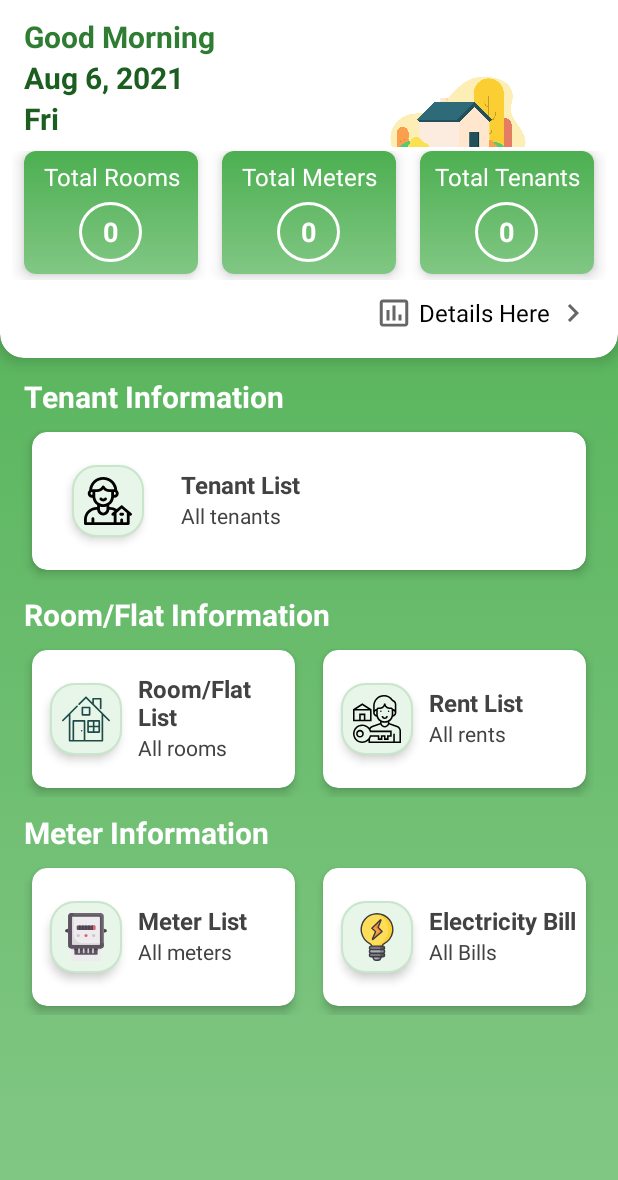
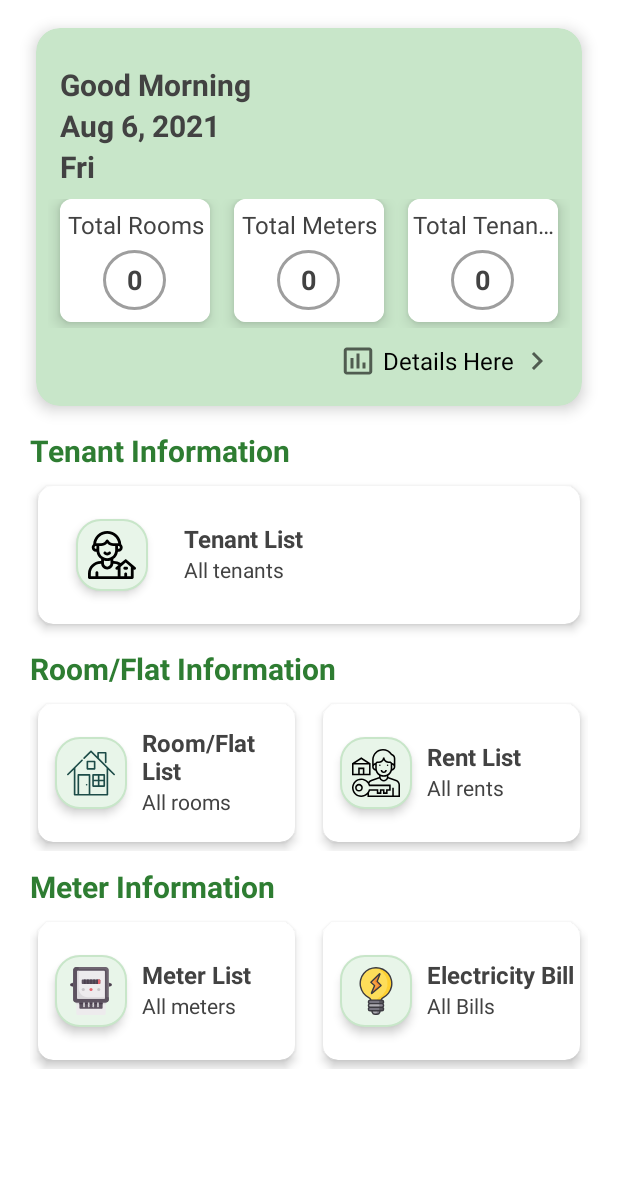
Before and after one commit to shakiz/Barivara, an Android app: the MainActivity screen opened directly, with no data from a screen before it, on a phone screen of 412 x 824 dp, the part 56-1236 px from its top. Run offline under Robolectric (Android 15) with nearby library versions, the phone set to English and light mode, and no system bars; our stand-ins replace Firebase (no records; nobody signed in at launch, a user with empty details on screens opened directly), data binding; libraries missing offline, so code that uses them is left out: com.yarolegovich.slidingrootnav; 3 statements that could not run were skipped.

Commit message:
home page updated, notification list added

```diff
--- a/app/build.gradle
+++ b/app/build.gradle
@@ -12,8 +12,8 @@ android {
         applicationId "com.shakil.barivara"
         minSdkVersion 16
         targetSdkVersion 30
-        versionCode 27
-        versionName "1.0.27"
+        versionCode 28
+        versionName "1.0.28"
 
         testInstrumentationRunner "androidx.test.runner.AndroidJUnitRunner"
         multiDexEnabled true
--- a/app/src/main/AndroidManifest.xml
+++ b/app/src/main/AndroidManifest.xml
@@ -33,6 +33,11 @@
             android:windowSoftInputMode="adjustNothing" />
         <activity
             android:name=".activities.auth.ForgotPasswordActivity"
+            android:screenOrientation="portrait"
+            android:theme="@style/AppThemeNoActionBar"
+            android:windowSoftInputMode="adjustNothing"/>
+        <activity
+            android:name=".activities.notification.NotificationActivity"
             android:screenOrientation="portrait"
             android:theme="@style/AppThemeNoActionBar"
             android:windowSoftInputMode="adjustNothing"/>
--- a/app/src/main/java/com/shakil/barivara/activities/onboard/MainActivity.java
+++ b/app/src/main/java/com/shakil/barivara/activities/onboard/MainActivity.java
@@ -9,8 +9,6 @@ import android.view.Menu;
 import android.view.MenuInflater;
 import android.view.MenuItem;
 import android.view.View;
-import android.widget.LinearLayout;
-import android.widget.Toast;
 
 import androidx.annotation.NonNull;
 import androidx.appcompat.app.AppCompatActivity;
@@ -28,6 +26,7 @@ import com.shakil.barivara.activities.auth.LoginActivity;
 import com.shakil.barivara.activities.dashboard.DashboardActivity;
 import com.shakil.barivara.activities.meter.ElectricityBillListActivity;
 import com.shakil.barivara.activities.meter.MeterListActivity;
+import com.shakil.barivara.activities.notification.NotificationActivity;
 import com.shakil.barivara.activities.room.RentListActivity;
 import com.shakil.barivara.activities.room.RoomListActivity;
 import com.shakil.barivara.activities.settings.SettingsActivity;
@@ -38,6 +37,7 @@ import com.shakil.barivara.databinding.ActivityMainBinding;
 import com.shakil.barivara.firebasedb.FirebaseCrudHelper;
 import com.shakil.barivara.model.drawer.DrawerItem;
 import com.shakil.barivara.model.meter.Meter;
+import com.shakil.barivara.model.notification.Notification;
 import com.shakil.barivara.model.room.Room;
 import com.shakil.barivara.model.tenant.Tenant;
 import com.shakil.barivara.utils.Constants;
@@ -49,6 +49,7 @@ import com.yarolegovich.slidingrootnav.SlidingRootNav;
 import com.yarolegovich.slidingrootnav.SlidingRootNavBuilder;
 
 import java.util.ArrayList;
+import java.util.UUID;
 
 import static com.shakil.barivara.utils.Constants.REQUEST_CALL_CODE;
 import static com.shakil.barivara.utils.Constants.mAppViewCount;
@@ -74,6 +75,9 @@ public class MainActivity extends AppCompatActivity{
                     public void onComplete(@NonNull Task<Void> task) {
                         if (task.isSuccessful()){
                             Log.i(Constants.TAG,"Successfully received notification");
+                            Notification notification = new Notification(UUID.randomUUID().toString(),
+                                    "","","",0);
+                            firebaseCrudHelper.add(notification, "notification");
                         }
                         else{
                             Log.i(Constants.TAG,"Notification received failed");
@@ -214,7 +218,7 @@ public class MainActivity extends AppCompatActivity{
     private void setDataAdapter() {
         ArrayList<DrawerItem> items = new ArrayList<DrawerItem>();
         items.add(new DrawerItem(R.drawable.ic_baseline_settings, getString(R.string.settings)));
-        items.add(new DrawerItem(R.drawable.ic_notifications, getString(R.string.notifications)));
+        //items.add(new DrawerItem(R.drawable.ic_notifications, getString(R.string.notifications)));
         items.add(new DrawerItem(R.drawable.ic_baseline_info_24, getString(R.string.tutorial)));
         items.add(new DrawerItem(R.drawable.ic_baseline_star_24, getString(R.string.rate_us)));
 
@@ -235,7 +239,7 @@ public class MainActivity extends AppCompatActivity{
                     startActivity(new Intent(MainActivity.this, TutorialActivity.class));
                 }
                 else if (drawerItem.getIcon() == R.drawable.ic_notifications){
-                    Toast.makeText(MainActivity.this, getString(R.string.coming_soon), Toast.LENGTH_SHORT).show();
+                    startActivity(new Intent(MainActivity.this, NotificationActivity.class));
                 }
                 slidingRootNav.closeMenu();
             }
--- /dev/null
+++ b/app/src/main/java/com/shakil/barivara/model/notification/Notification.java
@@ -0,0 +1,57 @@
+package com.shakil.barivara.model.notification;
+
+public class Notification {
+    private String NotificationId;
+    private String Title;
+    private String Message;
+    private String DateTime;
+    private int SeenStatus;
+
+    public Notification(String NotificationId, String Title, String Message, String DateTime, int seenStatus) {
+        this.NotificationId = NotificationId;
+        this.Title = Title;
+        this.Message = Message;
+        this.DateTime = DateTime;
+        this.SeenStatus = seenStatus;
+    }
+
+    public String getNotificationId() {
+        return NotificationId;
+    }
+
+    public void setNotificationId(String notificationId) {
+        NotificationId = notificationId;
+    }
+
+    public String getTitle() {
+        return Title;
+    }
+
+    public void setTitle(String title) {
+        Title = title;
+    }
+
+    public String getMessage() {
+        return Message;
+    }
+
+    public void setMessage(String message) {
+        Message = message;
+    }
+
+    public String getDateTime() {
+        return DateTime;
+    }
+
+    public void setDateTime(String dateTime) {
+        DateTime = dateTime;
+    }
+
+    public int getSeenStatus() {
+        return SeenStatus;
+    }
+
+    public void setSeenStatus(int seenStatus) {
+        SeenStatus = seenStatus;
+    }
+}
--- a/app/src/main/res/drawable/gradient_color.xml
+++ b/app/src/main/res/drawable/gradient_color.xml
@@ -4,8 +4,8 @@
         <shape>
             <gradient
                 android:angle="90"
-                android:endColor="@color/md_green_500"
-                android:startColor="@color/md_green_300"
+                android:endColor="@color/md_white_1000"
+                android:startColor="@color/md_white_1000"
                 android:type="linear" />
         </shape>
     </item>
--- a/app/src/main/res/drawable/white_circle_border.xml
+++ b/app/src/main/res/drawable/white_circle_border.xml
@@ -7,7 +7,7 @@
 
             <stroke
                 android:width = "2dp"
-                android:color = "@color/md_white_1000" />
+                android:color = "@color/md_grey_500" />
 
         </shape>
     </item>
--- a/app/src/main/res/layout/activity_main.xml
+++ b/app/src/main/res/layout/activity_main.xml
@@ -42,7 +42,6 @@
             <LinearLayout
                 android:layout_width="match_parent"
                 android:layout_height="match_parent"
-                android:background="@drawable/gradient_color"
                 android:orientation="vertical"
                 android:id="@+id/mainLayout">
 
@@ -52,8 +51,10 @@
                     android:layout_height="wrap_content"
                     app:cardCornerRadius="16dp"
                     android:translationZ="4dp"
-                    android:layout_marginTop="-24dp"
-                    app:cardBackgroundColor="@color/md_white_1000"
+                    android:layout_marginTop="8dp"
+                    android:layout_marginLeft="24dp"
+                    android:layout_marginRight="24dp"
+                    app:cardBackgroundColor="@color/md_green_100"
                     android:clickable="false"
                     app:elevation="4dp">
 
@@ -64,12 +65,6 @@
                         android:paddingBottom="8dp"
                         android:orientation="vertical">
 
-                        <ImageView
-                            android:layout_width="match_parent"
-                            android:layout_height="160dp"
-                            android:scaleType="fitEnd"
-                            android:src="@drawable/home_bg"/>
-
                         <TextView
                             android:id="@+id/GreetingsText"
                             android:layout_width="wrap_content"
@@ -78,7 +73,7 @@
                             android:layout_marginLeft="16dp"
                             android:layout_marginRight="16dp"
                             android:layout_marginTop="16dp"
-                            android:textColor="@color/md_green_800"
+                            android:textColor="@color/md_grey_800"
                             android:textStyle="bold"
                             android:textSize="20sp"
                             android:text="@string/good_morning"/>
@@ -91,7 +86,7 @@
                             android:layout_marginRight="16dp"
                             android:layout_below="@+id/GreetingsText"
                             android:layout_alignParentLeft="true"
-                            android:textColor="@color/md_green_900"
+                            android:textColor="@color/md_grey_800"
                             android:textStyle="bold"
                             android:textSize="20sp"
                             android:text="@string/demo_month"/>
@@ -104,7 +99,7 @@
                             android:layout_marginRight="16dp"
                             android:layout_below="@+id/DateTimeText"
                             android:layout_alignParentLeft="true"
-                            android:textColor="@color/md_green_900"
+                            android:textColor="@color/md_grey_800"
                             android:textStyle="bold"
                             android:textSize="20sp"
                             android:text="@string/demo_day"/>
@@ -148,7 +143,7 @@
                                         android:maxLines="1"
                                         android:padding="2dp"
                                         android:text="@string/total_rooms"
-                                        android:textColor="@color/md_white_1000"
+                                        android:textColor="@color/md_grey_800"
                                         android:textSize="16sp" />
 
                                     <TextView
@@ -165,7 +160,7 @@
                                         android:padding="2dp"
                                         android:paddingBottom="8dp"
                                         android:text="@string/zero"
-                                        android:textColor="@color/md_white_1000"
+                                        android:textColor="@color/md_grey_800"
                                         android:textSize="18sp"
                                         android:textStyle="bold" />
 
@@ -202,7 +197,7 @@
                                         android:text="@string/total_meters"
                                         android:layout_gravity="center"
                                         android:gravity="center"
-                                        android:textColor="@color/md_white_1000"
+                                        android:textColor="@color/md_grey_800"
                                         android:textSize="16sp" />
 
                                     <TextView
@@ -219,7 +214,7 @@
                                         android:background="@drawable/white_circle_border"
                                         android:layout_gravity="center"
                                         android:gravity="center"
-                                        android:textColor="@color/md_white_1000"
+                                        android:textColor="@color/md_grey_800"
                                         android:textSize="18sp" />
 
                                 </LinearLayout>
@@ -255,7 +250,7 @@
                                         android:text="@string/total_tenants"
                                         android:layout_gravity="center"
                                         android:gravity="center"
-                                        android:textColor="@color/md_white_1000"
+                                        android:textColor="@color/md_grey_800"
                                         android:textSize="16sp" />
 
                                     <TextView
@@ -272,7 +267,7 @@
                                         android:textStyle="bold"
                                         android:layout_gravity="center"
                                         android:gravity="center"
-                                        android:textColor="@color/md_white_1000"
+                                        android:textColor="@color/md_grey_800"
                                         android:textSize="18sp" />
 
                                 </LinearLayout>
@@ -311,10 +306,10 @@
                 <TextView
                     android:layout_width="wrap_content"
                     android:layout_height="wrap_content"
-                    android:layout_marginLeft="16dp"
-                    android:layout_marginRight="16dp"
-                    android:layout_marginTop="12dp"
-                    android:textColor="@color/md_white_1000"
+                    android:layout_marginLeft="20dp"
+                    android:layout_marginRight="20dp"
+                    android:layout_marginTop="16dp"
+                    android:textColor="@color/md_green_800"
                     android:textStyle="bold"
                     android:textSize="20sp"
                     android:text="@string/tenant_information"/>
@@ -324,8 +319,8 @@
                     android:layout_width="match_parent"
                     android:layout_height="wrap_content"
                     android:layout_marginTop="4dp"
-                    android:layout_marginLeft="16dp"
-                    android:layout_marginRight="16dp"
+                    android:layout_marginLeft="20dp"
+                    android:layout_marginRight="20dp"
                     android:clickable="true"
                     android:elevation="4dp"
                     android:foreground="?android:attr/selectableItemBackground"
@@ -403,10 +398,10 @@
                 <TextView
                     android:layout_width="wrap_content"
                     android:layout_height="wrap_content"
-                    android:layout_marginLeft="16dp"
-                    android:layout_marginRight="16dp"
+                    android:layout_marginLeft="20dp"
+                    android:layout_marginRight="20dp"
                     android:layout_marginTop="10dp"
-                    android:textColor="@color/md_white_1000"
+                    android:textColor="@color/md_green_800"
                     android:textStyle="bold"
                     android:textSize="20sp"
                     android:text="@string/room_information"/>
@@ -415,8 +410,8 @@
                     android:layout_width="match_parent"
                     android:layout_height="wrap_content"
                     android:layout_marginTop="4dp"
-                    android:layout_marginLeft="16dp"
-                    android:layout_marginRight="16dp"
+                    android:layout_marginLeft="20dp"
+                    android:layout_marginRight="20dp"
                     android:weightSum="2"
                     android:orientation="horizontal">
 
@@ -585,10 +580,10 @@
                 <TextView
                     android:layout_width="wrap_content"
                     android:layout_height="wrap_content"
-                    android:layout_marginLeft="16dp"
-                    android:layout_marginRight="16dp"
+                    android:layout_marginLeft="20dp"
+                    android:layout_marginRight="20dp"
                     android:layout_marginTop="10dp"
-                    android:textColor="@color/md_white_1000"
+                    android:textColor="@color/md_green_800"
                     android:textStyle="bold"
                     android:textSize="20sp"
                     android:text="@string/meter_information"/>
@@ -596,8 +591,8 @@
                 <LinearLayout
                     android:layout_width="match_parent"
                     android:layout_height="wrap_content"
-                    android:layout_marginLeft="16dp"
-                    android:layout_marginRight="16dp"
+                    android:layout_marginLeft="20dp"
+                    android:layout_marginRight="20dp"
                     android:layout_marginBottom="16dp"
                     android:weightSum="2"
                     android:orientation="horizontal">
--- a/app/src/main/res/values/strings.xml
+++ b/app/src/main/res/values/strings.xml
@@ -284,4 +284,8 @@
     <string name="email_was_not_found_in_our_database">Email was not found in our database.</string>
     <string name="firebase_password_not_valid_exception">The password is invalid or the user does not have a password.</string>
     <string name="wrong_password">You have entered a wrong password</string>
+    <string name="firebase_user_exists_exception">The email address is already in use by another account.</string>
+    <string name="user_already_exists">User already exists.Try with different email.</string>
+    <string name="title">Title</string>
+    <string name="message">message</string>
 </resources>
```
Also changed, not shown: app/src/main/java/com/shakil/barivara/activities/auth/RegistrationActivity.java (+8 -1 lines), app/src/main/java/com/shakil/barivara/activities/notification/NotificationActivity.java (added, +81 -0 lines), app/src/main/java/com/shakil/barivara/adapter/NotificationRecyclerAdapter.java (added, +65 -0 lines), app/src/main/java/com/shakil/barivara/utils/MyFirebaseMessagingService.java (+0 -16 lines), app/src/main/res/drawable/ic_ellipse_green_gradient.xml (added, +21 -0 lines), app/src/main/res/layout/activity_notification.xml (added, +82 -0 lines), app/src/main/res/layout/adapter_recycler_notification.xml (added, +70 -0 lines), 1 other file.
